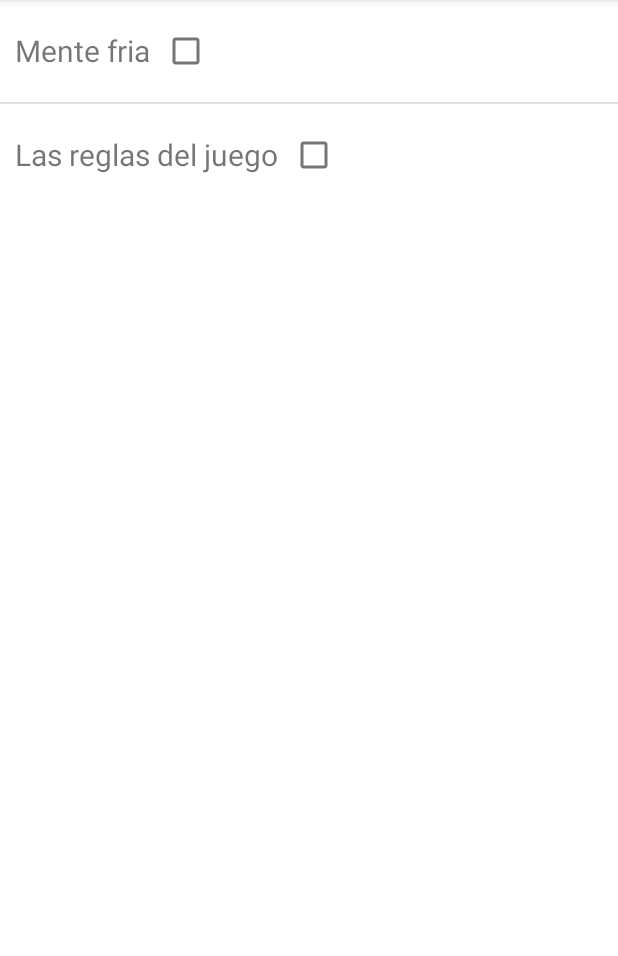
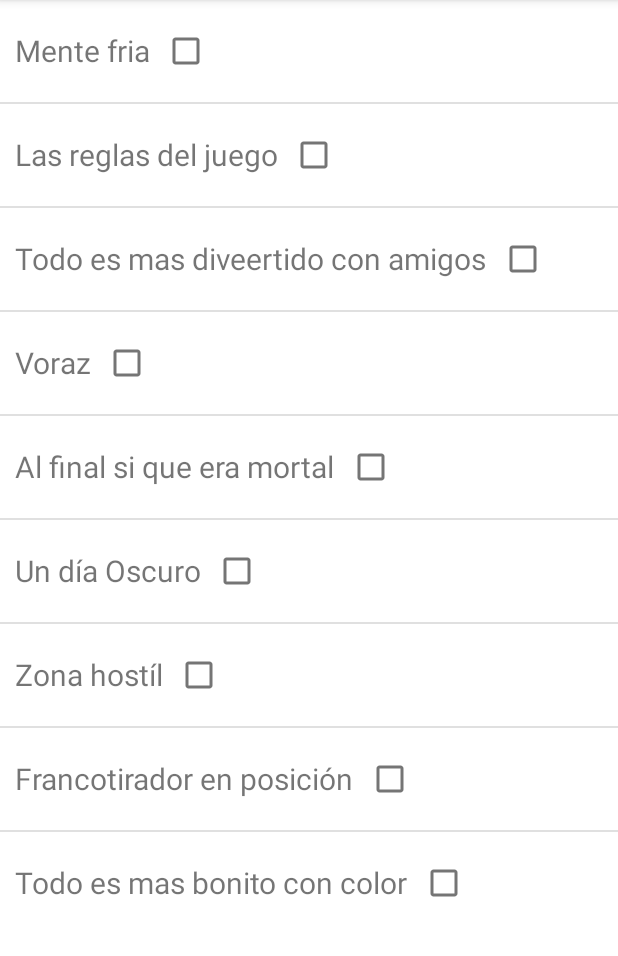
Before and after one commit to ALVareador/DM2_JUEGODELAJEDREZ, an Android app: the AchievementActivity screen opened directly, with no data from a screen before it, on a phone screen of 412 x 824 dp, the part 84-1040 px from its top. Run offline under Robolectric (Android 15) with nearby library versions, the phone set to English and light mode, and no system bars.

Commit message:
mas logros

```diff
--- a/app/src/main/java/org/uvigo/dm2_juego_del_ajedrez/AchievementActivity.java
+++ b/app/src/main/java/org/uvigo/dm2_juego_del_ajedrez/AchievementActivity.java
@@ -18,8 +18,21 @@ public class AchievementActivity extends AppCompatActivity {
         setContentView(R.layout.activity_achievement);
 
         //TODO Hay que añadir aqui todos los achievements que haya en el juego
+        //TODO Los logros se disparan cada partida
+        //Genericos
         achievements.add(new Achievement("Mente fria","Haz que un jugador abandone una partida contra ti"));
         achievements.add(new Achievement("Las reglas del juego","Gana una partida"));
+        achievements.add(new Achievement("Todo es mas diveertido con amigos","Añade un amigo"));
+        achievements.add(new Achievement("Voraz","Come una pieza"));
+
+        //Piezas
+        achievements.add(new Achievement("Al final si que era mortal","Come una reina"));
+        achievements.add(new Achievement("Un día Oscuro","Come las dos torres"));
+        achievements.add(new Achievement("Zona hostíl","Lleva un peón a la última fila del tablero"));
+        achievements.add(new Achievement("Francotirador en posición","Coloca un alfil en una esquina del tablero"));
+
+        //SKINS
+        achievements.add(new Achievement("Todo es mas bonito con color","Activa un aspecto del tablero"));
 
         ListView listView = findViewById(R.id.listViewAchievement);
         achievementArrayAdapter = new AchievementArrayAdapter(this, achievements);
```
